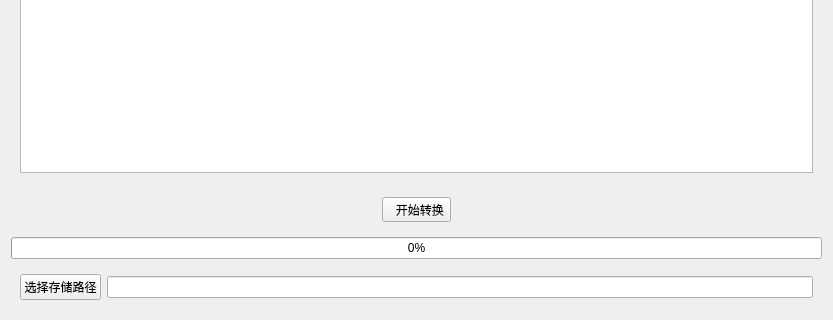
Before: the Qt Designer form uidemo08/form/fileconversionpanel.ui in ZeYu1391774324/BX-MagnetDetectorProject, drawn with Qt 5; both pictures show x 0 to 833 and y 171 to 491 of the 833 by 491 pixel window.
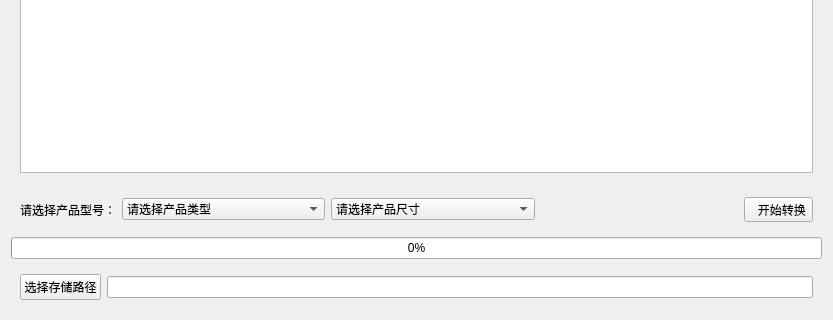
After: the same form once the commit is applied. Icons and pictures are not drawn.

```diff
--- a/uidemo08/form/fileconversionpanel.ui
+++ b/uidemo08/form/fileconversionpanel.ui
@@ -83,6 +83,86 @@
    <item>
     <widget class="QWidget" name="widget_4" native="true">
      <layout class="QHBoxLayout" name="horizontalLayout_3">
+      <item>
+       <widget class="QLabel" name="label">
+        <property name="text">
+         <string>请选择产品型号：</string>
+        </property>
+       </widget>
+      </item>
+      <item>
+       <widget class="QComboBox" name="pipeTypecomboBox">
+        <property name="sizePolicy">
+         <sizepolicy hsizetype="Expanding" vsizetype="Fixed">
+          <horstretch>0</horstretch>
+          <verstretch>0</verstretch>
+         </sizepolicy>
+        </property>
+        <item>
+         <property name="text">
+          <string>请选择产品类型</string>
+         </property>
+        </item>
+        <item>
+         <property name="text">
+          <string>变形</string>
+         </property>
+        </item>
+        <item>
+         <property name="text">
+          <string>漏磁</string>
+         </property>
+        </item>
+       </widget>
+      </item>
+      <item>
+       <widget class="QComboBox" name="pipeSizecomboBox">
+        <property name="sizePolicy">
+         <sizepolicy hsizetype="Expanding" vsizetype="Fixed">
+          <horstretch>0</horstretch>
+          <verstretch>0</verstretch>
+         </sizepolicy>
+        </property>
+        <item>
+         <property name="text">
+          <string>请选择产品尺寸</string>
+         </property>
+        </item>
+        <item>
+         <property name="text">
+          <string>8inch</string>
+         </property>
+        </item>
+        <item>
+         <property name="text">
+          <string>10inch</string>
+         </property>
+        </item>
+        <item>
+         <property name="text">
+          <string>12inch</string>
+         </property>
+        </item>
+        <item>
+         <property name="text">
+          <string>14inch</string>
+         </property>
+        </item>
+       </widget>
+      </item>
+      <item>
+       <spacer name="horizontalSpacer_2">
+        <property name="orientation">
+         <enum>Qt::Horizontal</enum>
+        </property>
+        <property name="sizeHint" stdset="0">
+         <size>
+          <width>40</width>
+          <height>20</height>
+         </size>
+        </property>
+       </spacer>
+      </item>
       <item>
        <widget class="QToolButton" name="ConvertBtn">
         <property name="text">
```
